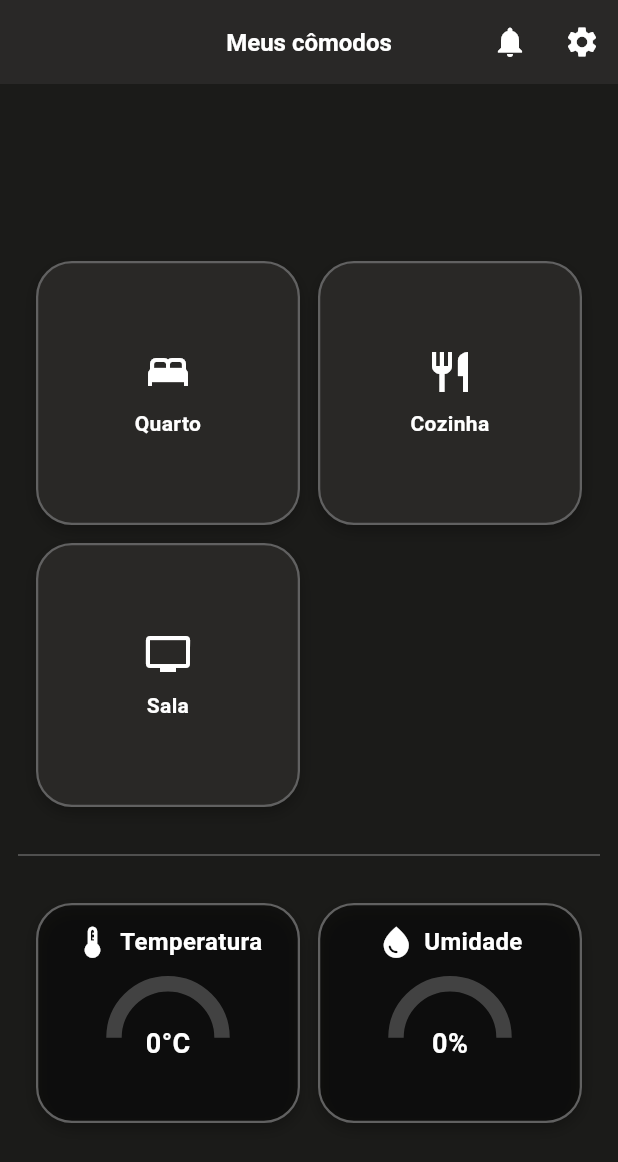
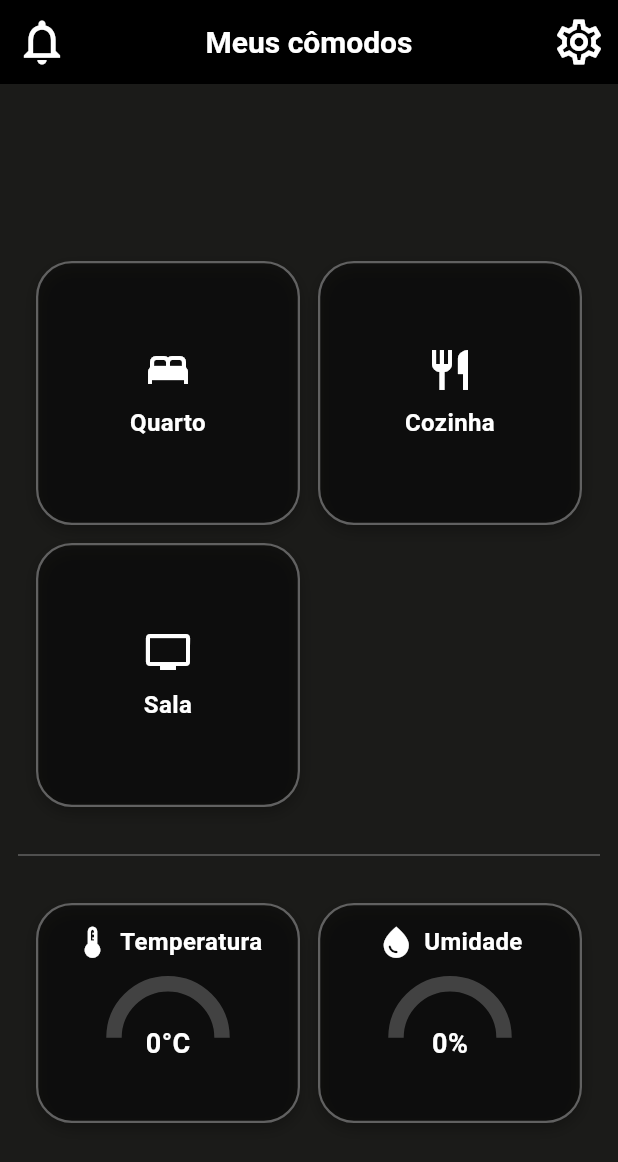
Before and after one commit to filizzolalucca/esp8266_casa_automatica_flutter, a Flutter app: the screen it shows after launch, on a phone screen of 412 x 824 dp. Shown: the top 1162 px of the screen. Run offline on Flutter 3.47's test engine with Material 3 defaults, Android fonts, the light colour scheme and no system bars; drawn by our look-alikes of syncfusion_flutter_gauges; our stand-ins replace get_it; missing offline and left inert: mqtt_client.

Commit message:
configurando home
falta apenas melhorar o dialog

```diff
--- /dev/null
+++ b/home_controll_app/lib/modules/home/views/componets/home_app_bar.dart
@@ -0,0 +1,49 @@
+import 'package:flutter/material.dart';
+import 'package:home_controll_app/components/text_app.dart';
+import 'package:home_controll_app/utils/color_pallete.dart';
+
+class CustomHomeAppBar extends StatelessWidget implements PreferredSizeWidget {
+  final VoidCallback? onNotificationsPressed;
+  final VoidCallback? onSettingsPressed;
+  final IconData notificationsIcon;
+  final IconData settingsIcon;
+  final String title;
+
+  const CustomHomeAppBar({
+    super.key,
+    this.onNotificationsPressed,
+    this.onSettingsPressed,
+    this.notificationsIcon = Icons.notifications_outlined,
+    this.settingsIcon = Icons.settings_outlined,
+    this.title = "Meus cômodos",
+  });
+
+  @override
+  Size get preferredSize => const Size.fromHeight(kToolbarHeight);
+
+  @override
+  Widget build(BuildContext context) {
+    return AppBar(
+      backgroundColor: Colors.black,
+      elevation: 0,
+      scrolledUnderElevation: 0,
+      automaticallyImplyLeading: false,
+      title: TextApp(text: title, fontSize: 20,),
+      centerTitle: true,
+      leading: IconButton(
+        icon: Icon(notificationsIcon, color: AppColors.icon, size: 36,),
+        onPressed: onNotificationsPressed ?? () {
+          Navigator.pushNamed(context, '/notifications');
+        },
+      ),
+      actions: [
+        IconButton(
+          icon: Icon(settingsIcon, color: AppColors.icon, size: 36,),
+          onPressed: onSettingsPressed ?? () {
+            Navigator.pushNamed(context, '/config');
+          },
+        ),
+      ],
+    );
+  }
+}
--- a/home_controll_app/lib/components/room_card.dart
+++ b/home_controll_app/lib/modules/home/views/componets/room_card.dart
@@ -1,5 +1,7 @@
 import 'package:flutter/material.dart';
+import 'package:home_controll_app/components/text_app.dart';
 import 'package:home_controll_app/modules/home/models/room_item.dart';
+import 'package:home_controll_app/utils/color_pallete.dart';
 
 class RoomCard extends StatelessWidget {
   final RoomItem room;
@@ -12,31 +14,23 @@ class RoomCard extends StatelessWidget {
       width: 120,
       height: 120,
       decoration: BoxDecoration(
-        color: const Color(0xFF292826), // fundo do card
+        color: AppColors.black33,
         borderRadius: BorderRadius.circular(24),
         border: Border.all(color: Colors.grey.shade700, width: 1.5),
         boxShadow: [
           BoxShadow(
             color: Colors.black26,
             blurRadius: 8,
-            offset: Offset(0, 4),
+            offset: const Offset(0, 4),
           ),
         ],
       ),
       child: Column(
         mainAxisAlignment: MainAxisAlignment.center,
         children: [
-          Icon(room.icon, color: Colors.white, size: 32),
+          Icon(room.icon, color: AppColors.icon, size: 32),
           const SizedBox(height: 8),
-          Text(
-            room.name,
-            style: const TextStyle(
-              color: Colors.white,
-              fontSize: 14,
-              fontWeight: FontWeight.bold,
-            ),
-            textAlign: TextAlign.center,
-          ),
+          TextApp(text: room.name, textAlign: TextAlign.center),
         ],
       ),
     );
--- a/home_controll_app/lib/modules/home/views/home_screen.dart
+++ b/home_controll_app/lib/modules/home/views/home_screen.dart
@@ -2,11 +2,12 @@ import 'package:flutter/material.dart';
 import 'package:home_controll_app/components/text_app.dart';
 import 'package:home_controll_app/modules/home/models/room_item.dart';
 import 'package:home_controll_app/modules/home/models/sensor_data.dart';
+import 'package:home_controll_app/modules/home/views/componets/home_app_bar.dart';
 import 'package:home_controll_app/utils/color_pallete.dart';
 import 'package:provider/provider.dart';
 import 'package:home_controll_app/modules/home/view_model/home_viewModel.dart';
-import 'package:home_controll_app/components/sensor_card.dart';
-import 'package:home_controll_app/components/room_card.dart';
+import 'package:home_controll_app/modules/home/views/componets/sensor_card.dart';
+import 'package:home_controll_app/modules/home/views/componets/room_card.dart';
 
 class HomeScreen extends StatelessWidget {
   const HomeScreen({super.key});
@@ -18,31 +19,7 @@ class HomeScreen extends StatelessWidget {
         return Scaffold(
           extendBodyBehindAppBar: true,
           backgroundColor: const Color(0xFF1B1B19),
-          appBar: AppBar(
-            title: const Text(
-              "Meus cômodos",
-              style: TextStyle(
-                color: Colors.white,
-                fontSize: 16,
-                fontFamily: 'Roboto',
-                fontWeight: FontWeight.bold,
-              ),
-            ),
-            centerTitle: true,
-            backgroundColor: AppColors.background,
-            elevation: 0,
-            scrolledUnderElevation: 0,
-            actions: [
-              IconButton(
-                icon: const Icon(Icons.notifications, color: Colors.white),
-                onPressed: () => Navigator.pushNamed(context, '/notifications'),
-              ),
-              IconButton(
-                icon: const Icon(Icons.settings, color: Colors.white),
-                onPressed: () => Navigator.pushNamed(context, '/config'),
-              ),
-            ],
-          ),
+          appBar: const CustomHomeAppBar(),
           body: CustomScrollView(
             slivers: [
               const SliverToBoxAdapter(child: SizedBox(height: 150)),
```
Also changed, not shown: home_controll_app/lib/modules/home/views/componets/sensor_card.dart (renamed from home_controll_app/lib/components/sensor_card.dart).
